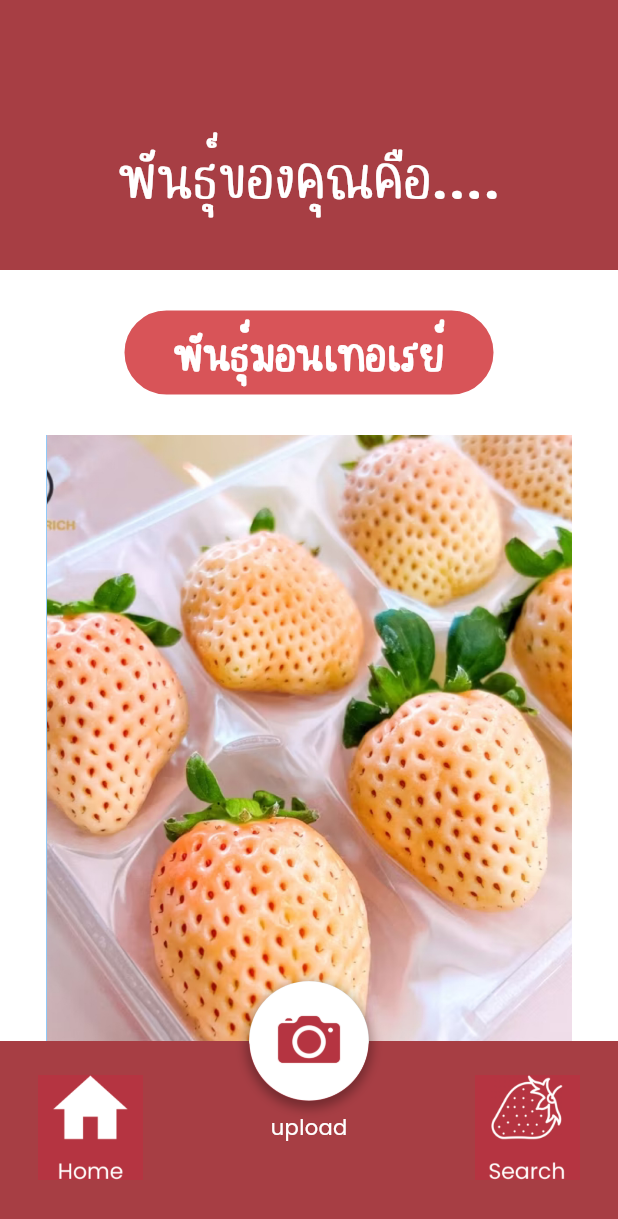
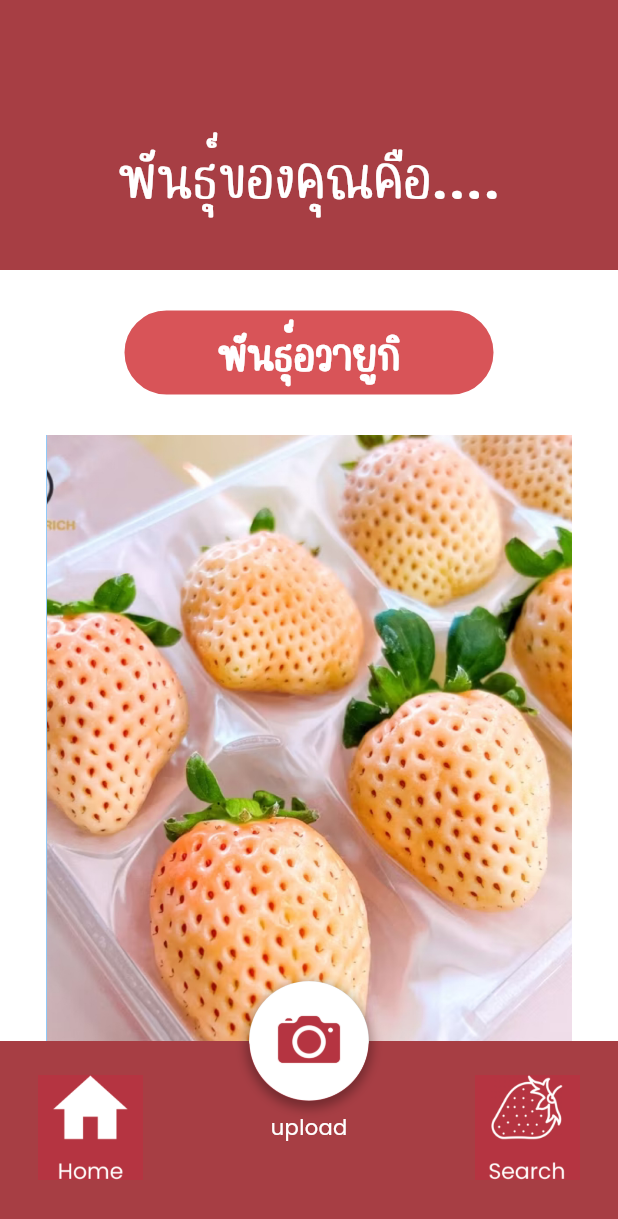
Before and after one commit to NarongritPararmard/ApplicationStrawberry, a Flutter app: the Showdata screen opened directly, on a phone screen of 412 x 824 dp. Shown: the top 1219 px of the screen. Run offline on Flutter 3.47's test engine with Material 3 defaults, Android fonts, the light colour scheme and no system bars; our stand-ins replace image_picker; project files that could hold a hidden picture were left out.

Commit message:
Update showdata.dart

```diff
--- a/lib/showdata.dart
+++ b/lib/showdata.dart
@@ -51,7 +51,7 @@ Container(
     borderRadius: BorderRadius.circular(40), // Optional: Rounded corners for the border
   ),
   child: Text(
-    'พันธุ์มอนเทอเรย์',
+    'พันธุ์อวายูกิ',
     style: TextStyle(
       fontFamily: 'MiTN',
       fontSize: 30,
```
